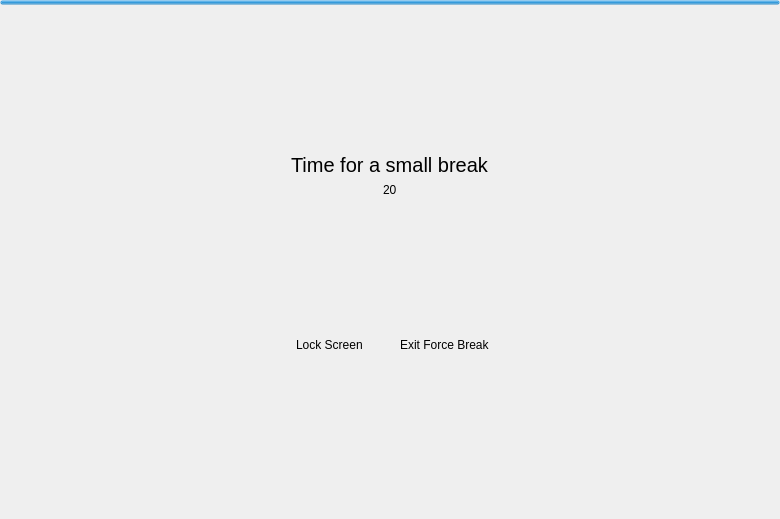
Qt form src/gui/break-window.ui (AllanChain/sane-break) before a commit.
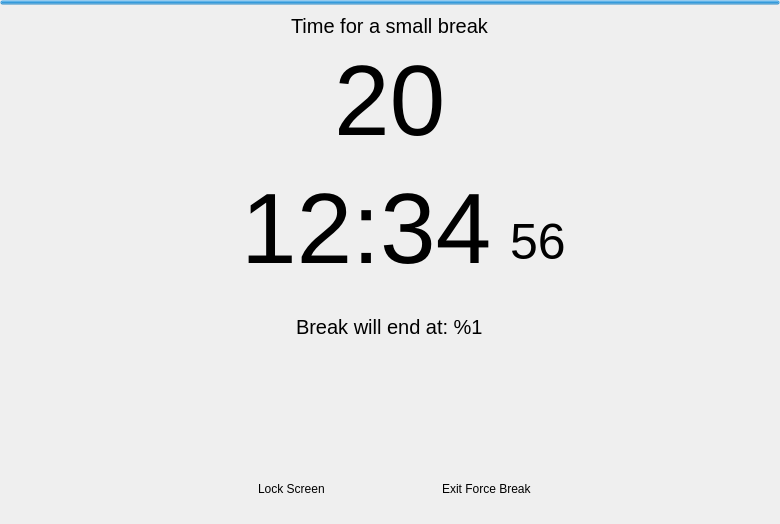
The same form after that commit. Icons and pictures are not drawn.

Commit message:
enable immersive break experience
Specifically, this commit
- Add a clock and time when break ends to the full-screen window
- Users can choose which UI elements are shown on windows
- It's possible to leave the window open until user activity

By doing this, the user can remove progress bar and countdown from the
window and, instead of focusing on the countdown, the user is encouraged
to take other activities and come back after the break ends. Also, by
not closing the window as soon as the break ends, we are not encouraging
user to come back to work immediately.

Closes #60

```diff
--- a/src/gui/break-window.ui
+++ b/src/gui/break-window.ui
@@ -83,18 +83,97 @@
         <property name="styleSheet">
          <string notr="true">QLabel {
   background: transparent;
+  font-size: 100px;
+}</string>
+        </property>
+        <property name="text">
+         <string>20</string>
+        </property>
+       </widget>
+      </item>
+      <item>
+       <widget class="QWidget" name="clock" native="true">
+        <layout class="QHBoxLayout" name="horizontalLayout">
+         <property name="bottomMargin">
+          <number>24</number>
+         </property>
+         <item>
+          <spacer name="horizontalSpacer">
+           <property name="orientation">
+            <enum>Qt::Orientation::Horizontal</enum>
+           </property>
+           <property name="sizeHint" stdset="0">
+            <size>
+             <width>40</width>
+             <height>20</height>
+            </size>
+           </property>
+          </spacer>
+         </item>
+         <item alignment="Qt::AlignmentFlag::AlignRight">
+          <widget class="QLabel" name="hourMinuteLabel">
+           <property name="styleSheet">
+            <string notr="true">QLabel {
+  background: transparent;
+  font-size: 100px;
+}</string>
+           </property>
+           <property name="text">
+            <string>12:34</string>
+           </property>
+          </widget>
+         </item>
+         <item alignment="Qt::AlignmentFlag::AlignLeft|Qt::AlignmentFlag::AlignBottom">
+          <widget class="QLabel" name="secondsLabel">
+           <property name="styleSheet">
+            <string notr="true">QLabel {
+  background: transparent;
+  font-size: 50px;
+  margin-bottom: 15px;
+}</string>
+           </property>
+           <property name="text">
+            <string>56</string>
+           </property>
+          </widget>
+         </item>
+        </layout>
+       </widget>
+      </item>
+      <item alignment="Qt::AlignmentFlag::AlignHCenter">
+       <widget class="QLabel" name="breakEndTimeLabel">
+        <property name="styleSheet">
+         <string notr="true">QLabel {
+  background: transparent;
+  font-size: 20px;
 }
-#BreakReminder[isFullScreen=&quot;true&quot;] QLabel {
-  font-size: 100px;
-}</string>
+</string>
         </property>
         <property name="text">
-         <string notr="true">20</string>
+         <string notr="true">Break will end at: %1</string>
         </property>
        </widget>
       </item>
       <item>
        <widget class="QWidget" name="buttons" native="true">
+        <property name="sizePolicy">
+         <sizepolicy hsizetype="Preferred" vsizetype="Preferred">
+          <horstretch>0</horstretch>
+          <verstretch>0</verstretch>
+         </sizepolicy>
+        </property>
+        <property name="minimumSize">
+         <size>
+          <width>0</width>
+          <height>170</height>
+         </size>
+        </property>
+        <property name="baseSize">
+         <size>
+          <width>0</width>
+          <height>0</height>
+         </size>
+        </property>
         <property name="styleSheet">
          <string notr="true">QPushButton {
   border-radius: 40px;
```
Left out of the diff: 2 changed lines with no effect on the pictures. The commit also changes 12 other files.
